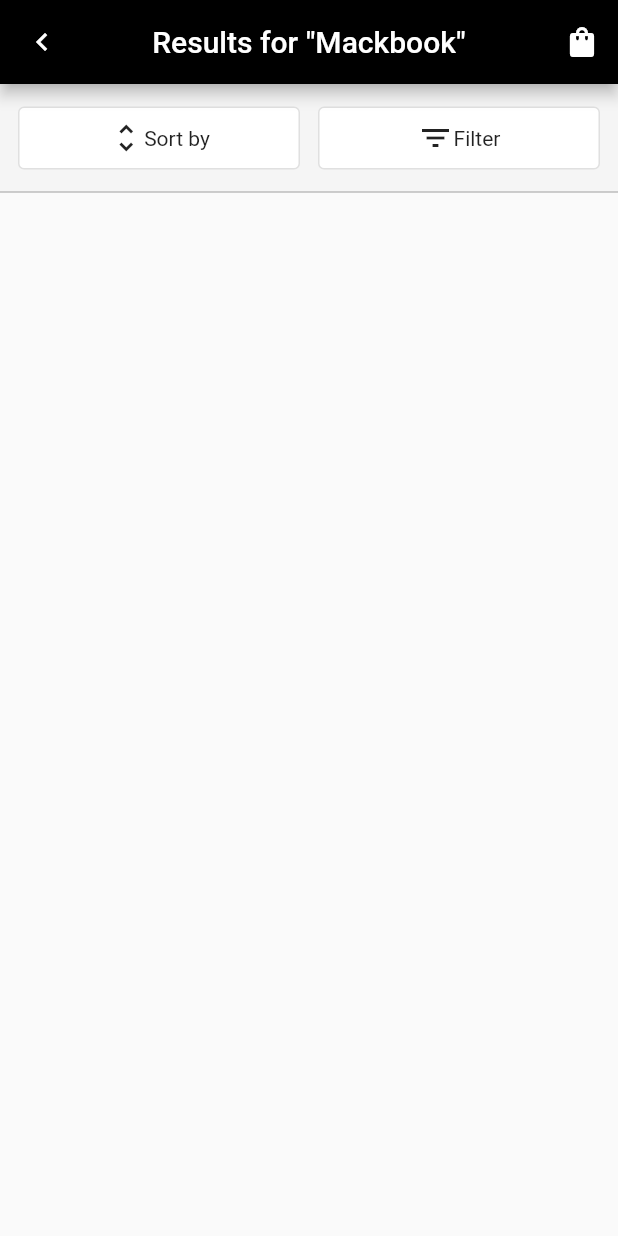
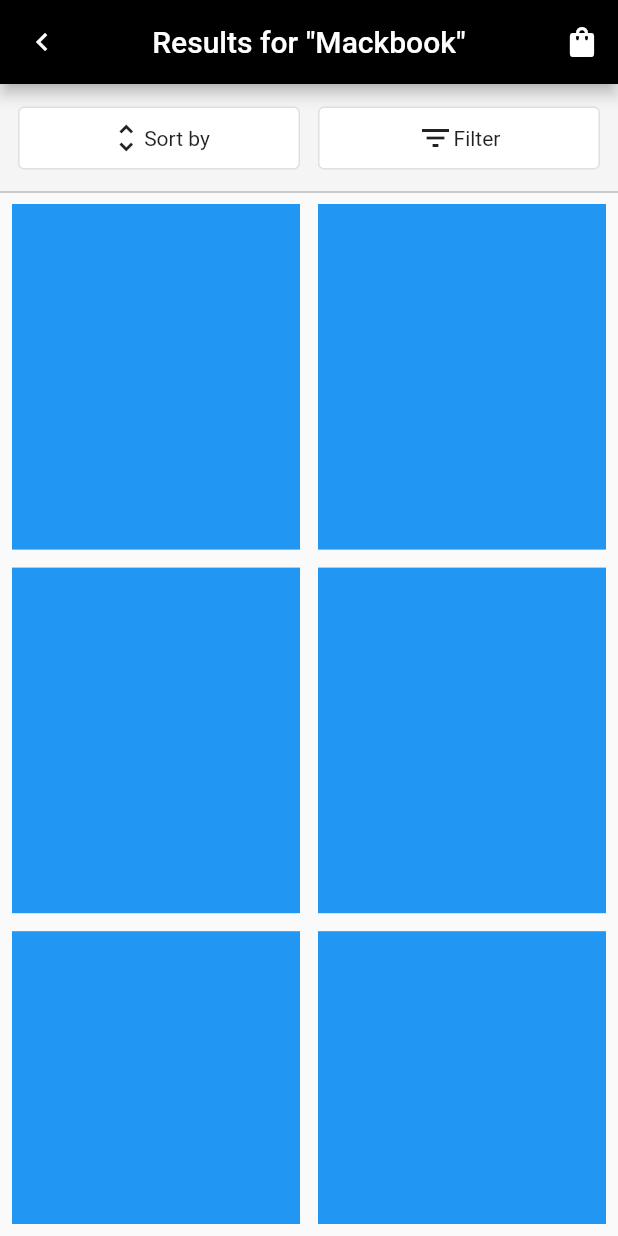
Before and after one commit to JAICHANGPARK/flutter_notebook_19th_story, a Flutter app: the screen it shows after launch, on a phone screen of 412 x 824 dp. Run offline on Flutter 3.47's test engine with Material 2 defaults, Android fonts, the phone set to English and light mode, and no system bars; our stand-ins replace cached_network_image, flutter_riverpod, freezed_annotation, smooth_page_indicator, video_player.

Commit message:
Update e_commerce_home_page.dart

```diff
--- a/lib/ep1114_e_commerce_filters_app/src/ui/e_commerce_home_page.dart
+++ b/lib/ep1114_e_commerce_filters_app/src/ui/e_commerce_home_page.dart
@@ -14,7 +14,7 @@ class EcommerceHomePage extends StatelessWidget {
         centerTitle: true,
         actions: [
           IconButton(
-            icon: Icon(
+            icon: const Icon(
               Icons.shopping_bag,
             ),
             onPressed: () {},
@@ -25,13 +25,13 @@ class EcommerceHomePage extends StatelessWidget {
         children: [
           Container(
             height: 72,
-            padding: EdgeInsets.all(12),
+            padding: const EdgeInsets.all(12),
             decoration: BoxDecoration(color: Colors.grey[100]),
             child: Row(
               children: [
                 Expanded(
                   child: Container(
-                    padding: EdgeInsets.symmetric(vertical: 8),
+                    padding: const EdgeInsets.symmetric(vertical: 8),
                     decoration: BoxDecoration(
                       color: Colors.white,
                       borderRadius: BorderRadius.circular(4),
@@ -42,18 +42,18 @@ class EcommerceHomePage extends StatelessWidget {
                     child: Row(
                       mainAxisAlignment: MainAxisAlignment.center,
                       children: [
-                        Icon(Icons.unfold_more),
-                        Text("Sort by"),
+                        const Icon(Icons.unfold_more),
+                        const Text("Sort by"),
                       ],
                     ),
                   ),
                 ),
-                SizedBox(
+                const SizedBox(
                   width: 12,
                 ),
                 Expanded(
                   child: Container(
-                    padding: EdgeInsets.symmetric(vertical: 8),
+                    padding: const EdgeInsets.symmetric(vertical: 8),
                     decoration: BoxDecoration(
                       color: Colors.white,
                       borderRadius: BorderRadius.circular(4),
@@ -64,8 +64,8 @@ class EcommerceHomePage extends StatelessWidget {
                     child: Row(
                       mainAxisAlignment: MainAxisAlignment.center,
                       children: [
-                        Icon(Icons.filter_list),
-                        Text("Filter"),
+                        const Icon(Icons.filter_list),
+                        const Text("Filter"),
                       ],
                     ),
                   ),
@@ -73,9 +73,26 @@ class EcommerceHomePage extends StatelessWidget {
               ],
             ),
           ),
-          Divider(
+          const Divider(
             height: 0,
             color: Colors.grey,
+          ),
+          Expanded(
+            child: Padding(
+              padding: const EdgeInsets.all(8.0),
+              child: GridView.builder(
+                gridDelegate: SliverGridDelegateWithFixedCrossAxisCount(
+                    crossAxisCount: 2, crossAxisSpacing: 12, mainAxisSpacing: 12, childAspectRatio: 5 / 6),
+                itemCount: 10,
+                itemBuilder: (context, index) {
+                  return Container(
+                    decoration: BoxDecoration(
+                      color: Colors.blue,
+                    ),
+                  );
+                },
+              ),
+            ),
           )
         ],
       ),
```
